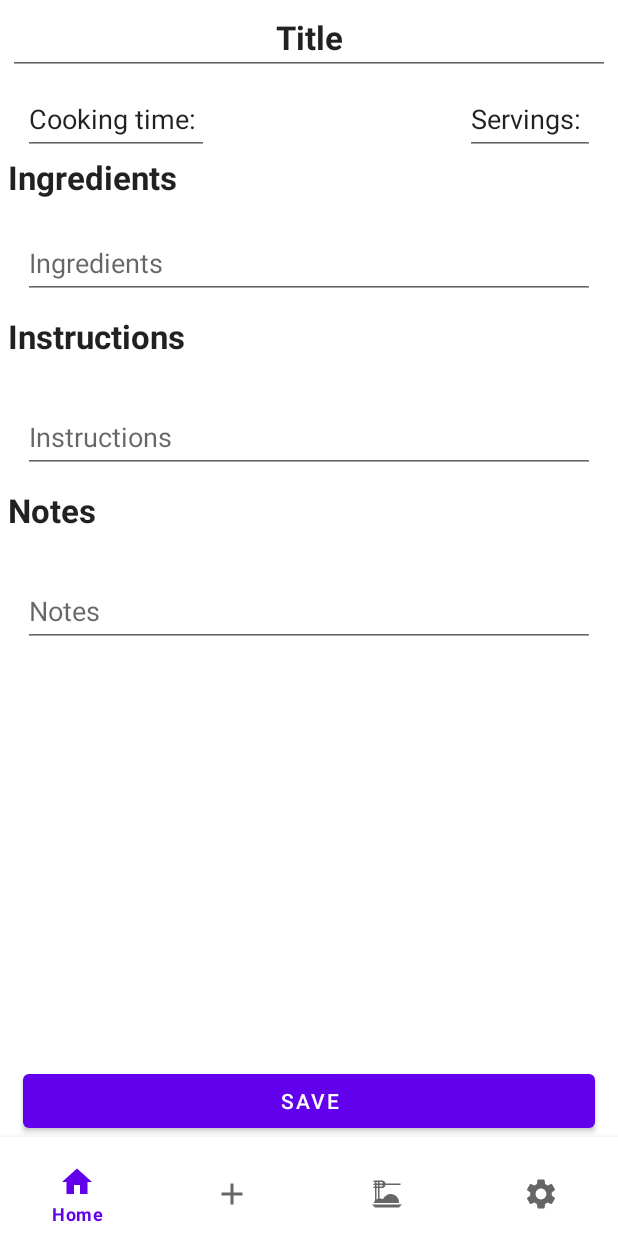
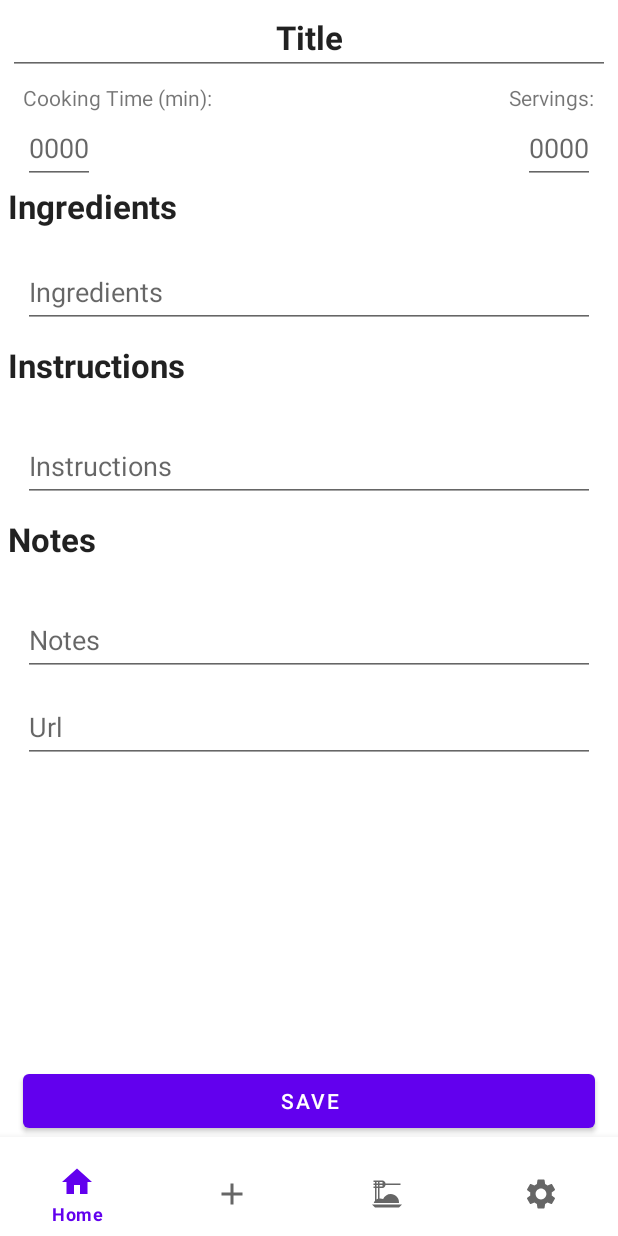
Before and after one commit to Nrojt/Dish-Dex, an Android app: the fragment ScrapeFromUrlFragment placed in its activity, on a phone screen of 412 x 824 dp. Run offline under Robolectric (Android 15) with nearby library versions, the phone set to English and light mode, and no system bars; 7 statements that could not run were skipped.

Commit message:
-Changed folder layout. -Save button now hides when the keyboard is up in the ScrapeFromUrlFragment. -Redesigned some screens

```diff
--- a/app/src/main/AndroidManifest.xml
+++ b/app/src/main/AndroidManifest.xml
@@ -7,6 +7,7 @@
 
     <application
         android:usesCleartextTraffic="true"
+        android:windowSoftInputMode="adjustResize"
         android:allowBackup="true"
         android:dataExtractionRules="@xml/data_extraction_rules"
         android:fullBackupContent="@xml/backup_rules"
--- a/app/src/main/java/com/nrojt/dishdex/MainActivity.java
+++ b/app/src/main/java/com/nrojt/dishdex/MainActivity.java
@@ -8,6 +8,10 @@ import androidx.fragment.app.FragmentManager;
 import androidx.fragment.app.FragmentTransaction;
 
 import com.nrojt.dishdex.databinding.ActivityMainBinding;
+import com.nrojt.dishdex.fragments.AddRecipeChooserFragment;
+import com.nrojt.dishdex.fragments.BingFragment;
+import com.nrojt.dishdex.fragments.HomePageFragment;
+import com.nrojt.dishdex.fragments.SettingsFragment;
 
 
 public class MainActivity extends AppCompatActivity {
--- a/app/src/main/java/com/nrojt/dishdex/HomePageFragment.java
+++ b/app/src/main/java/com/nrojt/dishdex/fragments/HomePageFragment.java
@@ -1,4 +1,4 @@
-package com.nrojt.dishdex;
+package com.nrojt.dishdex.fragments;
 
 import android.os.Bundle;
 import android.view.LayoutInflater;
@@ -7,6 +7,8 @@ import android.view.ViewGroup;
 import android.widget.TextView;
 
 import androidx.fragment.app.Fragment;
+
+import com.nrojt.dishdex.R;
 
 import java.time.DayOfWeek;
 import java.time.LocalDate;
--- a/app/src/main/java/com/nrojt/dishdex/ScrapeFromUrlFragment.java
+++ b/app/src/main/java/com/nrojt/dishdex/fragments/ScrapeFromUrlFragment.java
@@ -1,12 +1,19 @@
-package com.nrojt.dishdex;
+package com.nrojt.dishdex.fragments;
 
+import android.graphics.Rect;
 import android.os.Bundle;
+import android.os.Handler;
 import android.view.LayoutInflater;
 import android.view.View;
 import android.view.ViewGroup;
+import android.view.ViewTreeObserver;
+import android.widget.Button;
 import android.widget.EditText;
 
 import androidx.fragment.app.Fragment;
+
+import com.nrojt.dishdex.R;
+import com.nrojt.utils.internet.WebScraper;
 
 
 /**
@@ -17,15 +24,16 @@ import androidx.fragment.app.Fragment;
 public class ScrapeFromUrlFragment extends Fragment {
     private String url = "";
     private WebScraper wb;
-
+    private Button saveRecipeButton;
     private EditText recipeTextOnScreen;
     private EditText ingredientTextOnScreen;
 
     private EditText cookingTimeTextOnScreen;
+    private EditText recipeTitleTextOnScreen;
     private EditText servingsTextOnScreen;
-    private EditText recipeTitleTextOnScreen;
 
     private EditText noteTextOnScreen;
+    private EditText urlTextOnScreen;
 
 
     // TODO: Rename parameter arguments, choose names that match
@@ -83,6 +91,8 @@ public class ScrapeFromUrlFragment extends Fragment {
         servingsTextOnScreen = view.findViewById(R.id.servingsTextOnScreen);
         recipeTitleTextOnScreen = view.findViewById(R.id.recipeTitleTextOnScreen);
         noteTextOnScreen = view.findViewById(R.id.noteTextOnScreen);
+        saveRecipeButton = view.findViewById(R.id.saveRecipeButton);
+        urlTextOnScreen = view.findViewById(R.id.urlTextOnScreen);
 
         //getting the url and WebScraper from the bundle
         Bundle bundle = getArguments();
@@ -92,10 +102,36 @@ public class ScrapeFromUrlFragment extends Fragment {
         //setting the on screen elements
         recipeTextOnScreen.setText(wb.getRecipeText());
         ingredientTextOnScreen.setText(wb.getIngredientText());
-        servingsTextOnScreen.setText("Servings: " + wb.getServings());
-        cookingTimeTextOnScreen.setText("Cooking time: " + wb.getCookingTime() + " min");
+        cookingTimeTextOnScreen.setText(String.valueOf(wb.getCookingTime()));
+        servingsTextOnScreen.setText(String.valueOf(wb.getServings()));
         recipeTitleTextOnScreen.setText(wb.getRecipeTitle());
-        noteTextOnScreen.setText(url);
+        urlTextOnScreen.setText(url);
+
+        //setting the saveRecipeButton to be invisible when the keyboard is up. It does this by checking the height of the screen and the height of the keyboard and if the difference is greater than a certain threshold, it hides the button.
+        view.getViewTreeObserver().addOnGlobalLayoutListener(new ViewTreeObserver.OnGlobalLayoutListener() {
+            @Override
+            public void onGlobalLayout() {
+                Rect r = new Rect();
+                view.getWindowVisibleDisplayFrame(r);
+                int screenHeight = view.getRootView().getHeight();
+                Handler handler = new Handler();
+
+                // Calculate the difference between the visible screen height and the total screen height
+                int heightDifference = screenHeight - (r.bottom - r.top);
+
+                // Set an arbitrary threshold to determine if the keyboard is visible
+                if (heightDifference > screenHeight / 4) {
+                    saveRecipeButton.setVisibility(View.GONE); // Hide the saveRecipeButton
+                } else {
+                    handler.postDelayed(new Runnable() {
+                        @Override
+                        public void run() {
+                            saveRecipeButton.setVisibility(View.VISIBLE); // Show the saveRecipeButton
+                        }
+                    }, 100); // Delay the showing of the saveRecipeButton to avoid flickering
+                }
+            }
+        });
 
         return view;
     }
--- a/app/src/main/java/com/nrojt/dishdex/SettingsFragment.java
+++ b/app/src/main/java/com/nrojt/dishdex/fragments/SettingsFragment.java
@@ -1,4 +1,4 @@
-package com.nrojt.dishdex;
+package com.nrojt.dishdex.fragments;
 
 import android.content.Context;
 import android.content.SharedPreferences;
@@ -13,6 +13,7 @@ import android.widget.Button;
 import android.widget.Toast;
 
 import com.google.android.material.textfield.TextInputLayout;
+import com.nrojt.dishdex.R;
 
 
 /**
--- a/app/src/main/java/com/nrojt/dishdex/InternetConnection.java
+++ b/app/src/main/java/com/nrojt/utils/internet/InternetConnection.java
@@ -1,4 +1,4 @@
-package com.nrojt.dishdex;
+package com.nrojt.utils.internet;
 
 import java.io.IOException;
 import java.net.InetSocketAddress;
--- a/app/src/main/java/com/nrojt/dishdex/LoadWebsiteBlockList.java
+++ b/app/src/main/java/com/nrojt/utils/internet/LoadWebsiteBlockList.java
@@ -1,6 +1,8 @@
-package com.nrojt.dishdex;
+package com.nrojt.utils.internet;
 
 import android.content.Context;
+
+import com.nrojt.dishdex.R;
 
 import java.io.BufferedReader;
 import java.io.IOException;
--- a/app/src/main/res/layout/fragment_home_page.xml
+++ b/app/src/main/res/layout/fragment_home_page.xml
@@ -3,7 +3,7 @@
     xmlns:tools="http://schemas.android.com/tools"
     android:layout_width="match_parent"
     android:layout_height="match_parent"
-    tools:context="com.nrojt.dishdex.HomePageFragment">
+    tools:context="com.nrojt.dishdex.fragments.HomePageFragment">
 
     <TextView
         android:id="@+id/dateTimeTextView"
--- a/app/src/main/res/layout/fragment_scrape_from_url.xml
+++ b/app/src/main/res/layout/fragment_scrape_from_url.xml
@@ -6,7 +6,7 @@
     android:layout_height="match_parent"
     android:orientation="vertical"
     app:layout_constraintHeight_min="wrap"
-    tools:context="com.nrojt.dishdex.ScrapeFromUrlFragment">
+    tools:context="com.nrojt.dishdex.fragments.ScrapeFromUrlFragment">
 
     <RelativeLayout
         android:layout_width="match_parent"
@@ -39,26 +39,44 @@
 
                 <RelativeLayout
                     android:layout_width="match_parent"
-                    android:layout_height="match_parent">
+                    android:layout_height="wrap_content">
+
+                    <TextView
+                        android:id="@+id/cookingTimeTextView"
+                        android:layout_width="wrap_content"
+                        android:layout_height="wrap_content"
+                        android:layout_alignStart="@id/cookingTimeTextOnScreen"
+                        android:text="Cooking Time (min):" />
 
                     <EditText
                         android:id="@+id/cookingTimeTextOnScreen"
                         android:layout_width="wrap_content"
                         android:layout_height="wrap_content"
+                        android:layout_below="@id/cookingTimeTextView"
                         android:layout_alignParentStart="true"
                         android:layout_marginStart="15dp"
-                        android:minHeight="48dp"
-                        android:text="Cooking time: " />
+                        android:hint="0000"
+                        android:minWidth="48dp"
+                        android:minHeight="48dp" />
+
+                    <TextView
+                        android:id="@+id/servingsTextView"
+                        android:layout_width="wrap_content"
+                        android:layout_height="wrap_content"
+                        android:layout_alignEnd="@id/servingsTextOnScreen"
+                        android:text="Servings:" />
 
                     <EditText
                         android:id="@+id/servingsTextOnScreen"
                         android:layout_width="wrap_content"
                         android:layout_height="wrap_content"
+                        android:layout_below="@id/servingsTextView"
                         android:layout_alignParentEnd="true"
                         android:layout_marginStart="15dp"
                         android:layout_marginEnd="15dp"
-                        android:minHeight="48dp"
-                        android:text="Servings: " />
+                        android:hint="0000"
+                        android:minWidth="48dp"
+                        android:minHeight="48dp" />
                 </RelativeLayout>
 
                 <TextView
@@ -125,11 +143,21 @@
                     android:hint="Notes"
                     android:minHeight="48dp" />
 
+                <EditText
+                    android:id="@+id/urlTextOnScreen"
+                    android:layout_width="match_parent"
+                    android:layout_height="wrap_content"
+                    android:layout_marginStart="15dp"
+                    android:layout_marginEnd="15dp"
+                    android:layout_marginBottom="10dp"
+                    android:hint="Url"
+                    android:minHeight="48dp" />
+
             </LinearLayout>
         </ScrollView>
 
         <Button
-            android:id="@+id/saveButton"
+            android:id="@+id/saveRecipeButton"
             android:layout_width="match_parent"
             android:layout_height="wrap_content"
             android:layout_alignParentBottom="true"
--- a/app/src/main/res/layout/fragment_settings.xml
+++ b/app/src/main/res/layout/fragment_settings.xml
@@ -3,7 +3,7 @@
     xmlns:tools="http://schemas.android.com/tools"
     android:layout_width="match_parent"
     android:layout_height="match_parent"
-    tools:context="com.nrojt.dishdex.SettingsFragment">
+    tools:context="com.nrojt.dishdex.fragments.SettingsFragment">
 
     <!-- TODO: Update blank fragment layout -->
 
@@ -24,6 +24,7 @@
         android:layout_width="wrap_content"
         android:layout_height="wrap_content"
         android:layout_below="@id/bingKeyTextInput"
+        android:layout_centerInParent="true"
         android:text="Save" />
 
 </RelativeLayout>
--- a/app/src/main/res/layout/fragment_web_browser.xml
+++ b/app/src/main/res/layout/fragment_web_browser.xml
@@ -4,7 +4,7 @@
     xmlns:tools="http://schemas.android.com/tools"
     android:layout_width="match_parent"
     android:layout_height="match_parent"
-    tools:context=".WebBrowserFragment">
+    tools:context=".fragments.WebBrowserFragment">
 
     <LinearLayout
         android:id="@+id/webviewFragmentLinearLayout"
```
Also changed, not shown: app/src/main/java/com/nrojt/dishdex/fragments/AddRecipeChooserFragment.java (renamed from app/src/main/java/com/nrojt/dishdex/AddRecipeChooserFragment.java, +8 -3 lines), app/src/main/java/com/nrojt/dishdex/fragments/BingFragment.java (renamed from app/src/main/java/com/nrojt/dishdex/BingFragment.java, +46 -19 lines), app/src/main/java/com/nrojt/dishdex/fragments/WebBrowserFragment.java (renamed from app/src/main/java/com/nrojt/dishdex/WebBrowserFragment.java, +5 -2 lines), app/src/main/java/com/nrojt/utils/database/DatabaseConnection.java (added, +65 -0 lines), app/src/main/java/com/nrojt/utils/internet/SearchResults.java (renamed from app/src/main/java/com/nrojt/dishdex/SearchResults.java, +4 -4 lines), app/src/main/java/com/nrojt/utils/internet/WebScraper.java (renamed from app/src/main/java/com/nrojt/dishdex/WebScraper.java, +12 -20 lines), app/src/main/res/layout/fragment_add_recipe_chooser.xml (+4 -4 lines), app/src/main/res/layout/fragment_bing.xml (+17 -2 lines).
